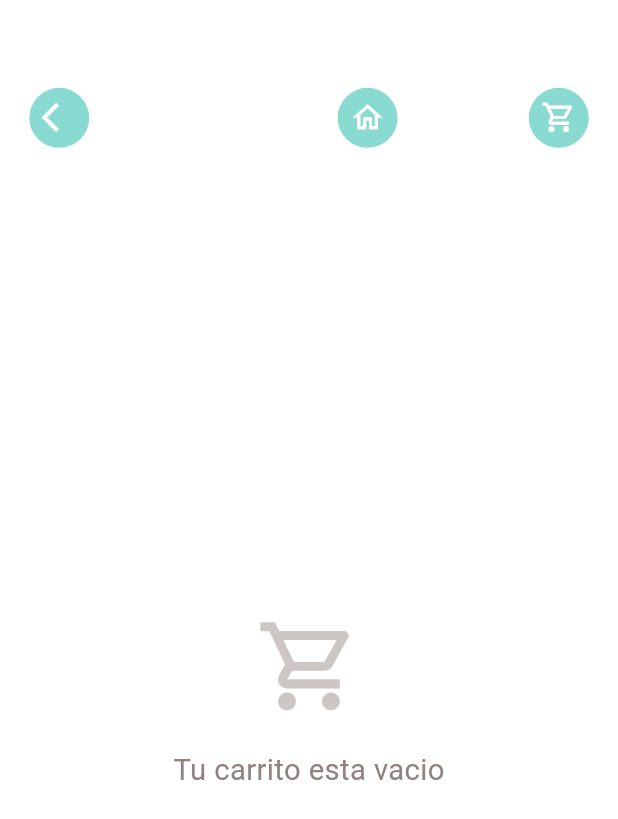
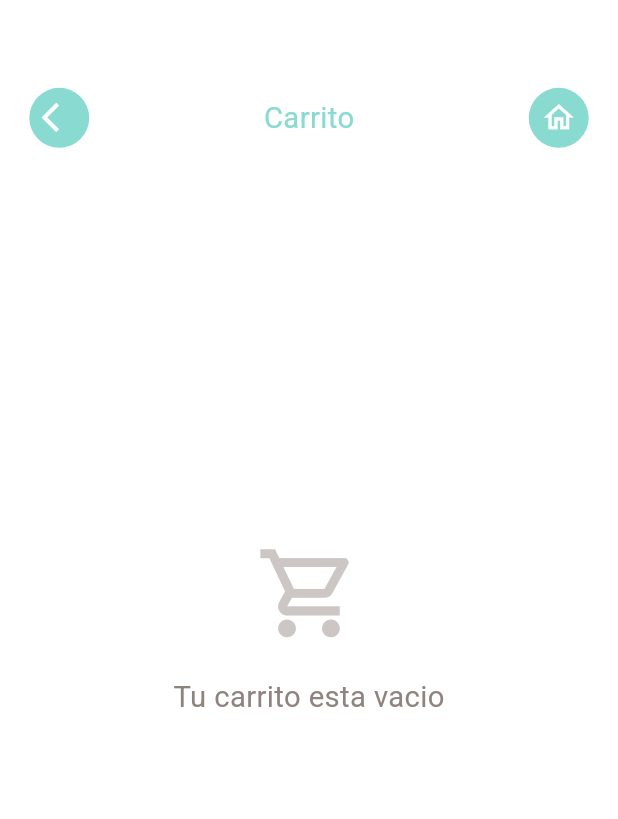
Before and after one commit to Lowis-ar/PedidosApp, a Flutter app: the CartPage screen opened by its route, on a phone screen of 412 x 824 dp. Shown: the top 819 px of the screen. Run offline on Flutter 3.47's test engine with Material 3 defaults, Android fonts, the light colour scheme and no system bars; our stand-ins replace dots_indicator, get, get_storage; accounts and stored records are empty; network calls fail.

Commit message:
Solución de problemas
Ahora la app ya funciona sin estar conectada a la pc :)

```diff
--- a/lib/models/product_model.dart
+++ b/lib/models/product_model.dart
@@ -55,7 +55,7 @@ class ProductModel {
   ProductModel.fromJson(Map<String, dynamic> json) {
     id = json['id'];
     name = json['name'];
-    description = json['description'];
+    description = json['description']?.replaceAll(RegExp(r'<[^>]*>|&nbsp;'), '');
     // Handle price as int, double, or string from API
     if (json['price'] != null) {
       if (json['price'] is int) {
--- a/lib/pages/cart/cart_page.dart
+++ b/lib/pages/cart/cart_page.dart
@@ -11,7 +11,8 @@ import '../../widgets/big_text.dart';
 import '../../widgets/small_text.dart';
 
 class CartPage extends StatelessWidget {
-  const CartPage({super.key});
+  final bool showHeader;
+  const CartPage({super.key, this.showHeader = true});
 
   @override
   Widget build(BuildContext context) {
@@ -20,7 +21,7 @@ class CartPage extends StatelessWidget {
       body: Stack(
         children: [
           // Header
-          Positioned(
+          showHeader ? Positioned(
             left: Dimensions.width20,
             right: Dimensions.width20,
             top: Dimensions.height20 * 3,
@@ -36,7 +37,7 @@ class CartPage extends StatelessWidget {
                     iconSize: Dimensions.iconSize24,
                   ),
                 ),
-                SizedBox(width: Dimensions.width20 * 5),
+                BigText(text: "Carrito", color: AppColors.mainColor),
                 GestureDetector(
                   onTap: () => Get.toNamed(RouteHelper.getInitial()),
                   child: AppIcon(
@@ -46,22 +47,15 @@ class CartPage extends StatelessWidget {
                     iconSize: Dimensions.iconSize24,
                   ),
                 ),
-                SizedBox(width: Dimensions.width20),
-                AppIcon(
-                  icon: Icons.shopping_cart_outlined,
-                  iconColor: Colors.white,
-                  backgroundColor: AppColors.mainColor,
-                  iconSize: Dimensions.iconSize24,
-                ),
               ],
             ),
-          ),
+          ) : Container(),
           // List
           Positioned(
             left: Dimensions.width20,
             right: Dimensions.width20,
-            top: Dimensions.height20 * 5,
-            bottom: 0,
+            top: showHeader ? Dimensions.height20 * 5 : Dimensions.height20,
+            bottom: Dimensions.height20 * 5,
             child: Container(
               margin: EdgeInsets.only(top: Dimensions.height15),
               color: Colors.white,
@@ -94,7 +88,7 @@ class CartPage extends StatelessWidget {
                     itemCount: cartList.length,
                     itemBuilder: (_, index) {
                       return Container(
-                        height: Dimensions.height20 * 5,
+                        // Eliminada altura fija para evitar overflow
                         margin: EdgeInsets.only(bottom: Dimensions.height10),
                         child: Row(
                           children: [
@@ -112,9 +106,7 @@ class CartPage extends StatelessWidget {
                             ),
                             SizedBox(width: Dimensions.width10),
                             Expanded(
-                              child: SizedBox(
-                                height: Dimensions.height20 * 5,
-                                child: Column(
+                              child: Column(
                                   crossAxisAlignment: CrossAxisAlignment.start,
                                   mainAxisAlignment: MainAxisAlignment.spaceEvenly,
                                   children: [
@@ -173,7 +165,6 @@ class CartPage extends StatelessWidget {
                                       ],
                                     ),
                                   ],
-                                ),
                               ),
                             ),
                           ],
@@ -197,10 +188,9 @@ class CartPage extends StatelessWidget {
         }
 
         return Container(
-          height: Dimensions.bottomHeightBar,
           padding: EdgeInsets.only(
-            top: Dimensions.height30,
-            bottom: Dimensions.height30,
+            top: Dimensions.height20,
+            bottom: Dimensions.height20,
             left: Dimensions.width20,
             right: Dimensions.width20,
           ),
@@ -256,7 +246,7 @@ class CartPage extends StatelessWidget {
                     color: AppColors.mainColor,
                   ),
                   child: BigText(
-                    text: "Check out",
+                    text: "Pagar",
                     color: Colors.white,
                     size: Dimensions.font18,
                   ),
--- a/lib/pages/food/popular_food_detail.dart
+++ b/lib/pages/food/popular_food_detail.dart
@@ -135,10 +135,9 @@ class PopularFoodDetail extends StatelessWidget {
       ),
       bottomNavigationBar: GetBuilder<PopularProductController>(builder: (popularProduct) {
         return Container(
-          height: Dimensions.bottomHeightBar,
           padding: EdgeInsets.only(
-            top: Dimensions.height30,
-            bottom: Dimensions.height30,
+            top: Dimensions.height20,
+            bottom: Dimensions.height20,
             left: Dimensions.width20,
             right: Dimensions.width20,
           ),
--- a/lib/pages/food/recommended_food_detail.dart
+++ b/lib/pages/food/recommended_food_detail.dart
@@ -167,10 +167,9 @@ class RecommendedFoodDetail extends StatelessWidget {
               ),
             ),
             Container(
-              height: Dimensions.bottomHeightBar,
               padding: EdgeInsets.only(
-                top: Dimensions.height30,
-                bottom: Dimensions.height30,
+                top: Dimensions.height20,
+                bottom: Dimensions.height20,
                 left: Dimensions.width20,
                 right: Dimensions.width20,
               ),
--- a/lib/pages/home/food_page_body.dart
+++ b/lib/pages/home/food_page_body.dart
@@ -140,7 +140,7 @@ class _FoodPageBodyState extends State<FoodPageBody> {
                             // Text section
                             Expanded(
                               child: Container(
-                                height: Dimensions.listViewTextContSize,
+                                // Eliminada altura fija para evitar overflow
                                 decoration: BoxDecoration(
                                   borderRadius: BorderRadius.only(
                                     topRight: Radius.circular(Dimensions.radius20),
--- a/lib/pages/home/home_page.dart
+++ b/lib/pages/home/home_page.dart
@@ -17,7 +17,7 @@ class _HomePageState extends State<HomePage> {
   final List<Widget> _pages = const [
     MainFoodPage(),
     Center(child: Text('Historial', style: TextStyle(fontFamily: 'Roboto', fontSize: 20))),
-    CartPage(),
+    const CartPage(showHeader: false),
     ProfilePage(),
   ];
 
```
Also changed, not shown: lib/controllers/cart_controller.dart (+14 -10 lines), lib/main.dart (+10 -0 lines), 1 other file.
